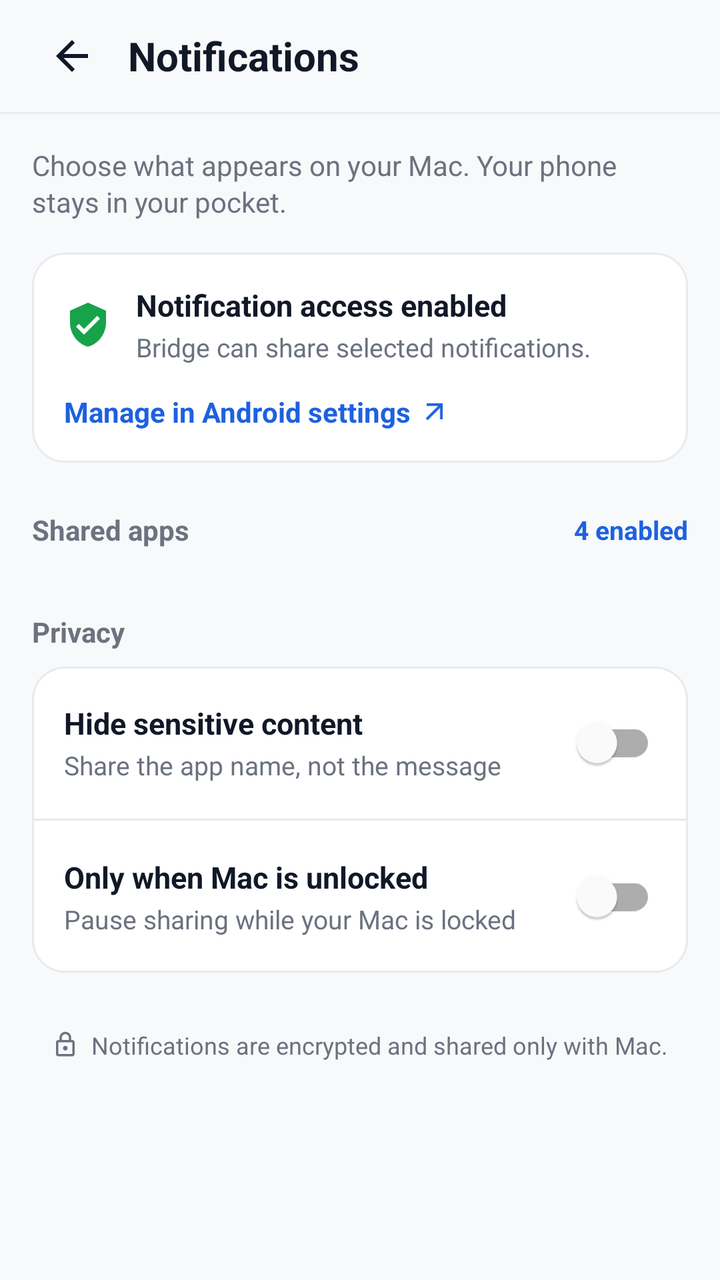
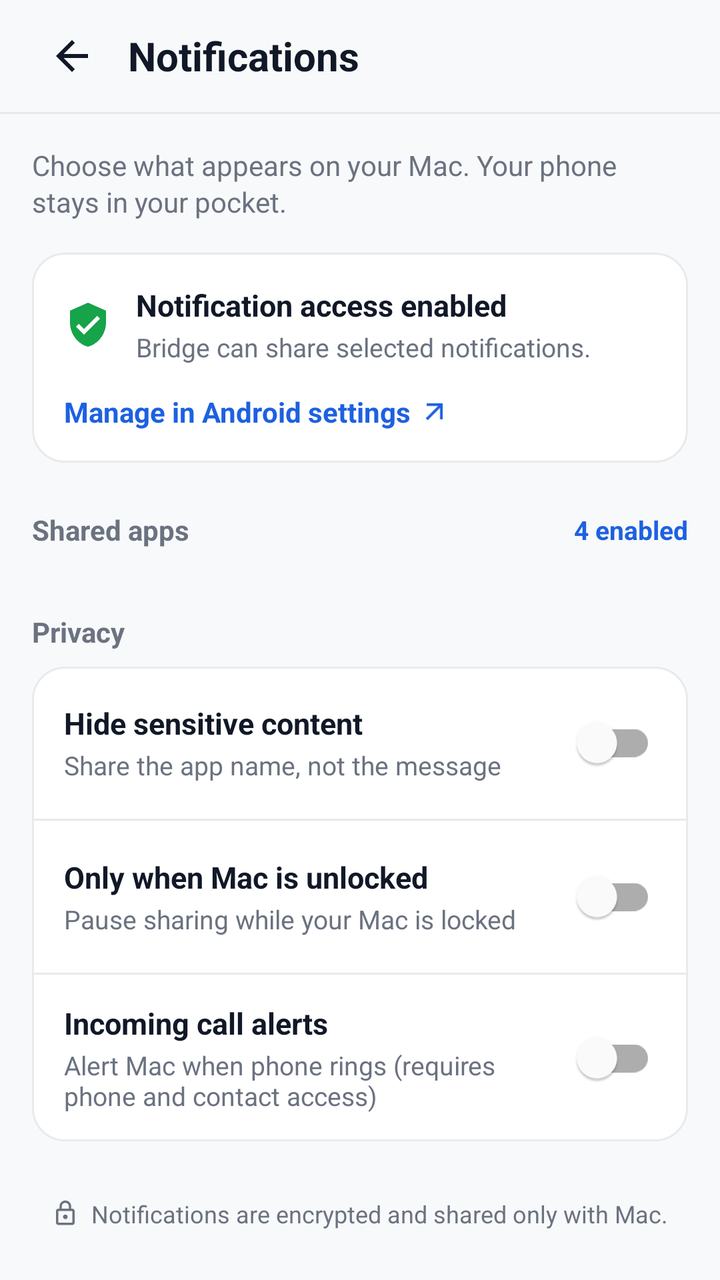

Two renders of the same Android screen: before a commit and after it. Below are the layout's source before the change and the commit's diff.
<!-- AndroidManifest.xml: application theme Theme.Bridge -->
<!-- res/layout/activity_notification_settings.xml -->
<?xml version="1.0" encoding="utf-8"?>
<LinearLayout xmlns:android="http://schemas.android.com/apk/res/android"
    xmlns:app="http://schemas.android.com/apk/res-auto"
    android:layout_width="match_parent"
    android:layout_height="match_parent"
    android:background="@color/surface"
    android:orientation="vertical">

    
    <LinearLayout
        android:layout_width="match_parent"
        android:layout_height="56dp"
        android:gravity="center_vertical"
        android:orientation="horizontal"
        android:paddingHorizontal="16dp">

        <ImageButton
            android:id="@+id/btnBack"
            android:layout_width="40dp"
            android:layout_height="40dp"
            android:background="?attr/selectableItemBackgroundBorderless"
            android:contentDescription="Back"
            android:src="@drawable/ic_arrow_back"
            app:tint="@color/icon_tint" />

        <TextView
            android:layout_width="wrap_content"
            android:layout_height="wrap_content"
            android:layout_marginStart="8dp"
            android:text="Notifications"
            android:textColor="@color/text_primary"
            android:textSize="20sp"
            android:textStyle="bold" />
    </LinearLayout>

    <View
        android:layout_width="match_parent"
        android:layout_height="1dp"
        android:background="@color/card_stroke" />

    <androidx.core.widget.NestedScrollView
        android:layout_width="match_parent"
        android:layout_height="match_parent"
        android:fillViewport="true">

        <LinearLayout
            android:layout_width="match_parent"
            android:layout_height="wrap_content"
            android:orientation="vertical"
            android:paddingHorizontal="16dp"
            android:paddingTop="16dp"
            android:paddingBottom="24dp">

            
            <TextView
                android:layout_width="wrap_content"
                android:layout_height="wrap_content"
                android:lineSpacingExtra="2dp"
                android:text="Choose what appears on your Mac. Your phone stays in your pocket."
                android:textColor="@color/text_secondary"
                android:textSize="14sp" />

            
            <LinearLayout
                android:layout_width="match_parent"
                android:layout_height="wrap_content"
                android:layout_marginTop="16dp"
                android:background="@drawable/bg_rounded_card"
                android:orientation="vertical"
                android:padding="16dp">

                <LinearLayout
                    android:layout_width="match_parent"
                    android:layout_height="wrap_content"
                    android:gravity="center_vertical"
                    android:orientation="horizontal">

                    <ImageView
                        android:id="@+id/ivAccessShield"
                        android:layout_width="24dp"
                        android:layout_height="24dp"
                        android:contentDescription="Status"
                        android:src="@drawable/ic_shield_check"
                        app:tint="@color/status_green" />

                    <LinearLayout
                        android:layout_width="match_parent"
                        android:layout_height="wrap_content"
                        android:layout_marginStart="12dp"
                        android:orientation="vertical">

                        <TextView
                            android:id="@+id/tvAccessTitle"
                            android:layout_width="wrap_content"
                            android:layout_height="wrap_content"
                            android:text="Notification access enabled"
                            android:textColor="@color/text_primary"
                            android:textSize="15sp"
                            android:textStyle="bold" />

                        <TextView
                            android:id="@+id/tvAccessSubtitle"
                            android:layout_width="wrap_content"
                            android:layout_height="wrap_content"
                            android:layout_marginTop="2dp"
                            android:text="Bridge can share selected notifications."
                            android:textColor="@color/text_secondary"
                            android:textSize="13sp" />
                    </LinearLayout>
                </LinearLayout>

                <LinearLayout
                    android:id="@+id/btnManageAndroidSettings"
                    android:layout_width="wrap_content"
                    android:layout_height="wrap_content"
                    android:layout_marginTop="14dp"
                    android:clickable="true"
                    android:focusable="true"
                    android:gravity="center_vertical"
                    android:orientation="horizontal">

                    <TextView
                        android:layout_width="wrap_content"
                        android:layout_height="wrap_content"
                        android:text="Manage in Android settings"
                        android:textColor="@color/primary"
                        android:textSize="14sp"
                        android:textStyle="bold" />

                    <ImageView
                        android:layout_width="16dp"
                        android:layout_height="16dp"
                        android:layout_marginStart="4dp"
                        android:contentDescription="Open"
                        android:src="@drawable/ic_arrow_up_right"
                        app:tint="@color/primary" />
                </LinearLayout>
            </LinearLayout>

            
            <LinearLayout
                android:layout_width="match_parent"
                android:layout_height="wrap_content"
                android:layout_marginTop="24dp"
                android:layout_marginBottom="8dp"
                android:gravity="center_vertical"
                android:orientation="horizontal">

                <TextView
                    android:layout_width="0dp"
                    android:layout_height="wrap_content"
                    android:layout_weight="1"
                    android:text="Shared apps"
                    android:textColor="@color/text_secondary"
                    android:textSize="14sp"
                    android:textStyle="bold" />

                <TextView
                    android:id="@+id/tvSharedAppsCount"
                    android:layout_width="wrap_content"
                    android:layout_height="wrap_content"
                    android:text="4 enabled"
                    android:textColor="@color/primary"
                    android:textSize="13sp"
                    android:textStyle="bold" />
            </LinearLayout>

            
            <LinearLayout
                android:id="@+id/cardSharedApps"
                android:layout_width="match_parent"
                android:layout_height="wrap_content"
                android:background="@drawable/bg_rounded_card"
                android:orientation="vertical">

                <androidx.recyclerview.widget.RecyclerView
                    android:id="@+id/rvAppsList"
                    android:layout_width="match_parent"
                    android:layout_height="wrap_content"
                    android:nestedScrollingEnabled="false" />
            </LinearLayout>

            
            <TextView
                android:layout_width="wrap_content"
                android:layout_height="wrap_content"
                android:layout_marginTop="24dp"
                android:layout_marginBottom="8dp"
                android:text="Privacy"
                android:textColor="@color/text_secondary"
                android:textSize="14sp"
                android:textStyle="bold" />

            
            <LinearLayout
                android:layout_width="match_parent"
                android:layout_height="wrap_content"
                android:background="@drawable/bg_rounded_card"
                android:orientation="vertical">

                
                <LinearLayout
                    android:layout_width="match_parent"
                    android:layout_height="wrap_content"
                    android:gravity="center_vertical"
                    android:orientation="horizontal"
                    android:paddingHorizontal="16dp"
                    android:paddingVertical="14dp">

                    <LinearLayout
                        android:layout_width="0dp"
                        android:layout_height="wrap_content"
                        android:layout_weight="1"
                        android:orientation="vertical">

                        <TextView
                            android:layout_width="wrap_content"
                            android:layout_height="wrap_content"
                            android:text="Hide sensitive content"
                            android:textColor="@color/text_primary"
                            android:textSize="15sp"
                            android:textStyle="bold" />

                        <TextView
                            android:layout_width="wrap_content"
                            android:layout_height="wrap_content"
                            android:layout_marginTop="2dp"
                            android:text="Share the app name, not the message"
                            android:textColor="@color/text_secondary"
                            android:textSize="13sp" />
                    </LinearLayout>

                    <com.google.android.material.switchmaterial.SwitchMaterial
                        android:id="@+id/switchHideSensitive"
                        android:layout_width="wrap_content"
                        android:layout_height="wrap_content"
                        android:checked="false" />
                </LinearLayout>

                <View
                    android:layout_width="match_parent"
                    android:layout_height="1dp"
                    android:background="@color/card_stroke" />

                
                <LinearLayout
                    android:layout_width="match_parent"
                    android:layout_height="wrap_content"
                    android:gravity="center_vertical"
                    android:orientation="horizontal"
                    android:paddingHorizontal="16dp"
                    android:paddingVertical="14dp">

                    <LinearLayout
                        android:layout_width="0dp"
                        android:layout_height="wrap_content"
                        android:layout_weight="1"
                        android:orientation="vertical">

                        <TextView
                            android:layout_width="wrap_content"
                            android:layout_height="wrap_content"
                            android:text="Only when Mac is unlocked"
                            android:textColor="@color/text_primary"
                            android:textSize="15sp"
                            android:textStyle="bold" />

                        <TextView
                            android:layout_width="wrap_content"
                            android:layout_height="wrap_content"
                            android:layout_marginTop="2dp"
                            android:text="Pause sharing while your Mac is locked"
                            android:textColor="@color/text_secondary"
                            android:textSize="13sp" />
                    </LinearLayout>

                    <com.google.android.material.switchmaterial.SwitchMaterial
                        android:id="@+id/switchOnlyWhenMacUnlocked"
                        android:layout_width="wrap_content"
                        android:layout_height="wrap_content"
                        android:checked="false" />
                </LinearLayout>
            </LinearLayout>

            
            <LinearLayout
                android:layout_width="wrap_content"
                android:layout_height="wrap_content"
                android:layout_gravity="center_horizontal"
                android:layout_marginTop="28dp"
                android:layout_marginBottom="16dp"
                android:gravity="center_vertical"
                android:orientation="horizontal">

                <ImageView
                    android:layout_width="14dp"
                    android:layout_height="14dp"
                    android:contentDescription="Encrypted"
                    android:src="@drawable/ic_lock"
                    app:tint="@color/text_secondary" />

                <TextView
                    android:id="@+id/tvNotifFooterSecurity"
                    android:layout_width="wrap_content"
                    android:layout_height="wrap_content"
                    android:layout_marginStart="6dp"
                    android:text="Notifications are encrypted and shared only with Mac."
                    android:textColor="@color/text_secondary"
                    android:textSize="12sp" />
            </LinearLayout>
        </LinearLayout>
    </androidx.core.widget.NestedScrollView>
</LinearLayout>
<!-- resources referenced by this layout -->
<resources>
  <color name="card_stroke">#E8EAED</color>
  <color name="icon_tint">#111827</color>
  <color name="primary">#1D61E0</color>
  <color name="status_green">#16A34A</color>
  <color name="surface">#F8F9FA</color>
  <color name="text_primary">#111827</color>
  <color name="text_secondary">#6B7280</color>
  <!-- drawable bg_rounded_card (drawable) -->
  <?xml version="1.0" encoding="utf-8"?>
  <shape xmlns:android="http://schemas.android.com/apk/res/android"
      android:shape="rectangle">
      <solid android:color="@color/card_background" />
      <stroke
          android:width="1dp"
          android:color="@color/card_stroke" />
      <corners android:radius="16dp" />
  </shape>
  <!-- drawable ic_arrow_back (drawable) -->
  <vector xmlns:android="http://schemas.android.com/apk/res/android"
      android:width="24dp"
      android:height="24dp"
      android:viewportWidth="24"
      android:viewportHeight="24">
      <path
          android:fillColor="@color/icon_tint"
          android:pathData="M20,11H7.83l5.59,-5.59L12,4l-8,8 8,8 1.41,-1.41L7.83,13H20v-2z" />
  </vector>
  <!-- drawable ic_arrow_up_right (drawable) -->
  <vector xmlns:android="http://schemas.android.com/apk/res/android"
      android:width="20dp"
      android:height="20dp"
      android:viewportWidth="24"
      android:viewportHeight="24">
      <path
          android:fillColor="@color/primary"
          android:pathData="M6,6v2h8.59L5.29,17.29l1.41,1.41L16,9.41V18h2V6H6z" />
  </vector>
  <!-- drawable ic_lock (drawable) -->
  <vector xmlns:android="http://schemas.android.com/apk/res/android"
      android:width="24dp"
      android:height="24dp"
      android:viewportWidth="24"
      android:viewportHeight="24">
      <path
          android:fillColor="@color/icon_tint"
          android:pathData="M18,8h-1V6c0,-2.76 -2.24,-5 -5,-5S7,3.24 7,6v2H6c-1.1,0 -2,0.9 -2,2v10c0,1.1 0.9,2 2,2h12c1.1,0 2,-0.9 2,-2V10c0,-1.1 -0.9,-2 -2,-2zM9,6c0,-1.66 1.34,-3 3,-3s3,1.34 3,3v2H9V6zm9,14H6V10h12v10zm-6,-3c1.1,0 2,-0.9 2,-2s-0.9,-2 -2,-2 -2,0.9 -2,2 0.9,2 2,2z" />
  </vector>
  <!-- drawable ic_shield_check (drawable) -->
  <vector xmlns:android="http://schemas.android.com/apk/res/android"
      android:width="22dp"
      android:height="22dp"
      android:viewportWidth="24"
      android:viewportHeight="24">
      <path
          android:fillColor="@color/status_green"
          android:pathData="M12,1L3,5v6c0,5.55 3.84,10.74 9,12 5.16,-1.26 9,-6.45 9,-12V5l-9,-4zm-2,16l-4,-4 1.41,-1.41L10,14.17l6.59,-6.59L18,9l-8,8z" />
  </vector>
  <style name="Theme.Bridge" parent="Theme.MaterialComponents.DayNight.NoActionBar">
          <item name="colorPrimary">@color/primary</item>
          <item name="colorPrimaryDark">@color/primary_dark</item>
          <item name="colorAccent">@color/accent</item>
          <item name="android:windowBackground">@color/surface</item>
          <item name="android:statusBarColor">@color/surface</item>
          <item name="android:windowLightStatusBar">true</item>
          <item name="android:navigationBarColor">@color/surface</item>
          <item name="android:windowLightNavigationBar" tools:targetApi="o_mr1">true</item>
      </style>
  <color name="card_background">#FFFFFF</color>
  <color name="primary_dark">#154AB5</color>
  <color name="accent">#1D61E0</color>
</resources>

<!-- the commit's change to res/layout/activity_notification_settings.xml (unified diff, before → after) -->
@@ -280,6 +280,50 @@
                         android:layout_height="wrap_content"
                         android:checked="false" />
                 </LinearLayout>
+
+                <View
+                    android:layout_width="match_parent"
+                    android:layout_height="1dp"
+                    android:background="@color/card_stroke" />
+
+                
+                <LinearLayout
+                    android:layout_width="match_parent"
+                    android:layout_height="wrap_content"
+                    android:gravity="center_vertical"
+                    android:orientation="horizontal"
+                    android:paddingHorizontal="16dp"
+                    android:paddingVertical="14dp">
+
+                    <LinearLayout
+                        android:layout_width="0dp"
+                        android:layout_height="wrap_content"
+                        android:layout_weight="1"
+                        android:orientation="vertical">
+
+                        <TextView
+                            android:layout_width="wrap_content"
+                            android:layout_height="wrap_content"
+                            android:text="Incoming call alerts"
+                            android:textColor="@color/text_primary"
+                            android:textSize="15sp"
+                            android:textStyle="bold" />
+
+                        <TextView
+                            android:layout_width="wrap_content"
+                            android:layout_height="wrap_content"
+                            android:layout_marginTop="2dp"
+                            android:text="Alert Mac when phone rings (requires phone and contact access)"
+                            android:textColor="@color/text_secondary"
+                            android:textSize="13sp" />
+                    </LinearLayout>
+
+                    <com.google.android.material.switchmaterial.SwitchMaterial
+                        android:id="@+id/switchIncomingCalls"
+                        android:layout_width="wrap_content"
+                        android:layout_height="wrap_content"
+                        android:checked="false" />
+                </LinearLayout>
             </LinearLayout>
 
             
